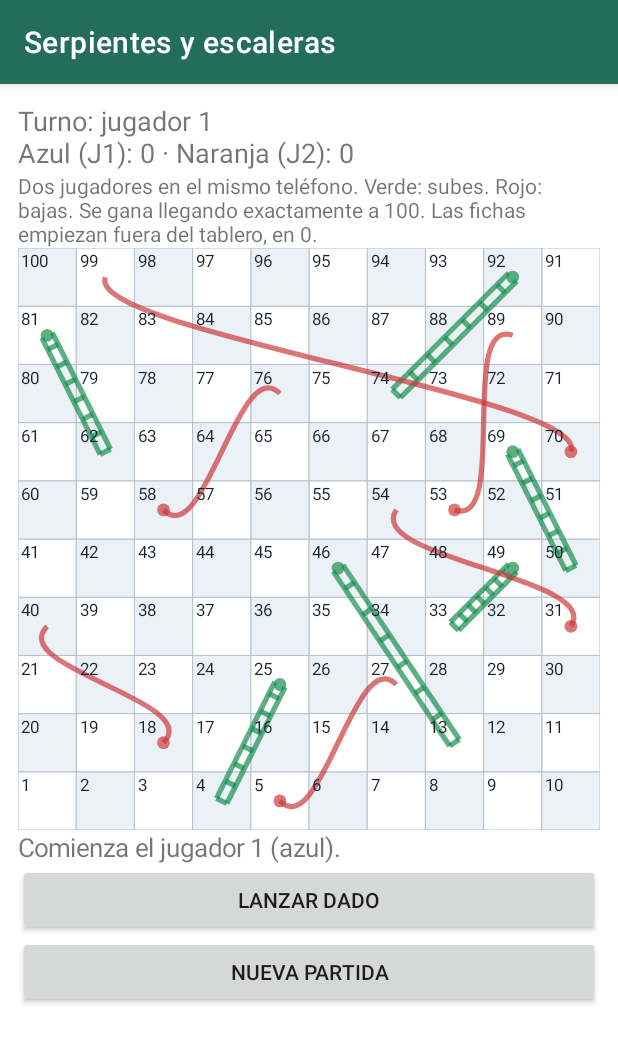
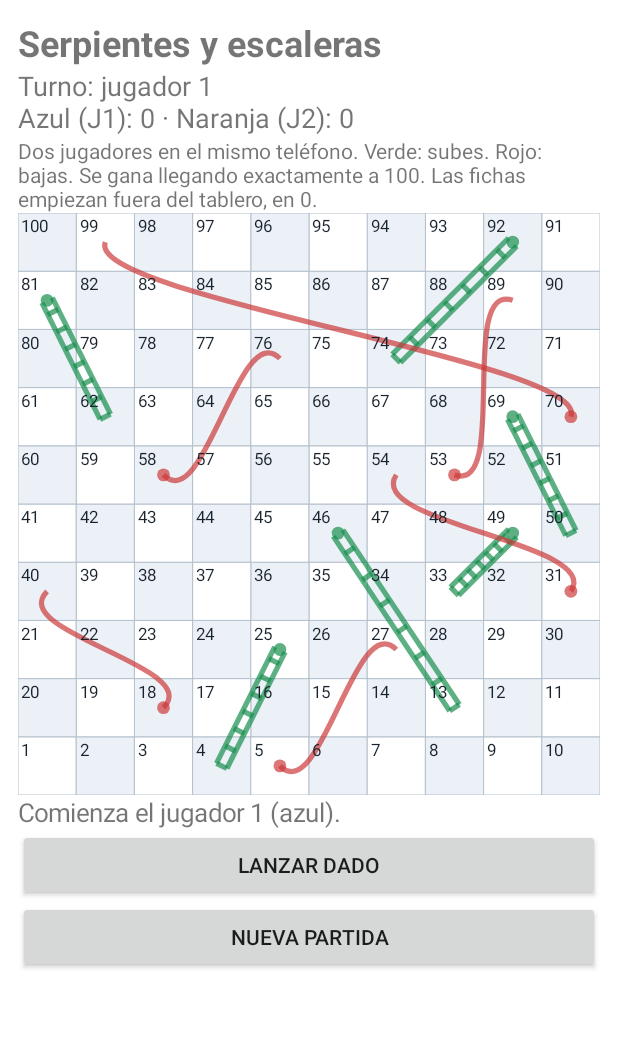
Before and after one commit to juniorbarba234/Proyecto-1, an Android app: the screen it shows after launch (MainActivity), on a phone screen of 412 x 824 dp. Shown: the top 1043 px of the screen. Run offline under Robolectric (Android 15) with nearby library versions, the phone set to English and light mode, and no system bars.

Commit message:
Ajustar encabezado y márgenes de Serpientes y escaleras

```diff
--- a/ordinario/SerpientesEscaleras/app/src/main/java/com/example/serpientes/MainActivity.java
+++ b/ordinario/SerpientesEscaleras/app/src/main/java/com/example/serpientes/MainActivity.java
@@ -23,6 +23,18 @@ public class MainActivity extends AppCompatActivity {
         ScrollView scroll = new ScrollView(this);
         scroll.addView(panel);
         setContentView(scroll);
+        androidx.core.view.ViewCompat.setOnApplyWindowInsetsListener(scroll, (vista, insets) -> {
+            androidx.core.graphics.Insets barras = insets.getInsets(
+                    androidx.core.view.WindowInsetsCompat.Type.systemBars()
+                            | androidx.core.view.WindowInsetsCompat.Type.displayCutout());
+            vista.setPadding(barras.left, barras.top, barras.right, barras.bottom);
+            return insets;
+        });
+        TextView titulo = new TextView(this);
+        titulo.setText("Serpientes y escaleras");
+        titulo.setTextSize(24);
+        titulo.setTypeface(null, android.graphics.Typeface.BOLD);
+        panel.addView(titulo);
         estado = new TextView(this);
         estado.setTextSize(18);
         panel.addView(estado);
--- a/ordinario/SerpientesEscaleras/app/src/main/res/values/styles.xml
+++ b/ordinario/SerpientesEscaleras/app/src/main/res/values/styles.xml
@@ -1 +1 @@
-<resources><style name="Tema" parent="Theme.MaterialComponents.DayNight.DarkActionBar"><item name="colorPrimary">#256D5B</item></style></resources>
+<resources><style name="Tema" parent="Theme.MaterialComponents.DayNight.NoActionBar"><item name="colorPrimary">#256D5B</item></style></resources>
```
